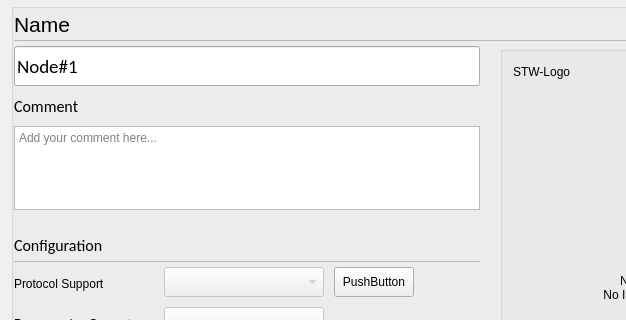
This is opensyde_tool/src/system_definition/node_edit/C_SdNdeNodePropertiesWidget.ui in openSYDE/openSYDE as Qt 5 draws it before an edit; both pictures show x 0 to 626 and y 0 to 320 of the 823 by 836 pixel window. The edited form follows.
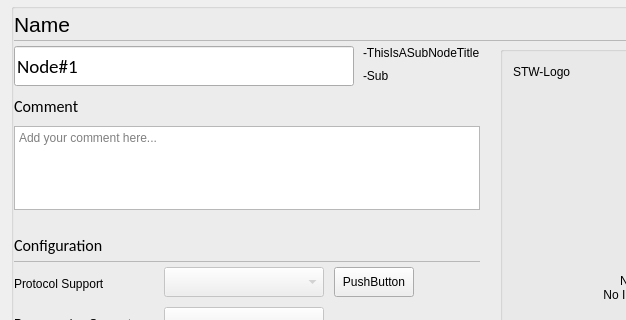
This is the edited form. Custom widgets are drawn as their Qt base class.

Patch:
```diff
--- a/opensyde_tool/src/system_definition/node_edit/C_SdNdeNodePropertiesWidget.ui
+++ b/opensyde_tool/src/system_definition/node_edit/C_SdNdeNodePropertiesWidget.ui
@@ -156,7 +156,7 @@
            <number>0</number>
           </property>
           <item>
-           <layout class="QHBoxLayout" name="horizontalLayout_17" stretch="1">
+           <layout class="QHBoxLayout" name="horizontalLayout_17" stretch="1,0">
             <property name="spacing">
              <number>6</number>
             </property>
@@ -188,6 +188,95 @@
               </property>
              </widget>
             </item>
+            <item>
+             <widget class="QWidget" name="pc_SubNodeInfoWidget" native="true">
+              <property name="minimumSize">
+               <size>
+                <width>100</width>
+                <height>0</height>
+               </size>
+              </property>
+              <layout class="QVBoxLayout" name="verticalLayout_5">
+               <property name="spacing">
+                <number>0</number>
+               </property>
+               <property name="leftMargin">
+                <number>3</number>
+               </property>
+               <property name="topMargin">
+                <number>0</number>
+               </property>
+               <property name="rightMargin">
+                <number>0</number>
+               </property>
+               <property name="bottomMargin">
+                <number>0</number>
+               </property>
+               <item>
+                <widget class="stw_opensyde_gui_elements::C_OgeLabGenericNoPaddingNoMargins" name="pc_LabSubNodeTitle">
+                 <property name="maximumSize">
+                  <size>
+                   <width>16777215</width>
+                   <height>15</height>
+                  </size>
+                 </property>
+                 <property name="text">
+                  <string>-ThisIsASubNodeTitle</string>
+                 </property>
+                </widget>
+               </item>
+               <item>
+                <spacer name="verticalSpacer_3">
+                 <property name="orientation">
+                  <enum>Qt::Vertical</enum>
+                 </property>
+                 <property name="sizeHint" stdset="0">
+                  <size>
+                   <width>6</width>
+                   <height>5</height>
+                  </size>
+                 </property>
+                </spacer>
+               </item>
+               <item>
+                <layout class="QHBoxLayout" name="horizontalLayout_6">
+                 <property name="spacing">
+                  <number>0</number>
+                 </property>
+                 <property name="bottomMargin">
+                  <number>0</number>
+                 </property>
+                 <item>
+                  <widget class="stw_opensyde_gui_elements::C_OgeLabGenericBubble" name="pc_LabSubNodeName">
+                   <property name="minimumSize">
+                    <size>
+                     <width>0</width>
+                     <height>0</height>
+                    </size>
+                   </property>
+                   <property name="text">
+                    <string>-Sub</string>
+                   </property>
+                  </widget>
+                 </item>
+                 <item>
+                  <spacer name="horizontalSpacer">
+                   <property name="orientation">
+                    <enum>Qt::Horizontal</enum>
+                   </property>
+                   <property name="sizeHint" stdset="0">
+                    <size>
+                     <width>0</width>
+                     <height>20</height>
+                    </size>
+                   </property>
+                  </spacer>
+                 </item>
+                </layout>
+               </item>
+              </layout>
+             </widget>
+            </item>
            </layout>
           </item>
           <item>
@@ -1013,28 +1102,32 @@
   </layout>
  </widget>
  <customwidgets>
-  <customwidget>
-   <class>stw_opensyde_gui_elements::C_OgeLabGroupItem</class>
-   <extends>QLabel</extends>
-   <header>C_OgeLabGroupItem.h</header>
-  </customwidget>
   <customwidget>
    <class>stw_opensyde_gui_elements::C_OgeFraSeparator</class>
    <extends>QFrame</extends>
    <header>C_OgeFraSeparator.h</header>
    <container>1</container>
   </customwidget>
+  <customwidget>
+   <class>stw_opensyde_gui_elements::C_OgeTedPropertiesComment</class>
+   <extends>QTextEdit</extends>
+   <header>C_OgeTedPropertiesComment.h</header>
+  </customwidget>
+  <customwidget>
+   <class>stw_opensyde_gui_elements::C_OgeLabGenericNoPaddingNoMargins</class>
+   <extends>QLabel</extends>
+   <header>C_OgeLabGenericNoPaddingNoMargins.h</header>
+  </customwidget>
+  <customwidget>
+   <class>stw_opensyde_gui_elements::C_OgeLabGroupItem</class>
+   <extends>QLabel</extends>
+   <header>C_OgeLabGroupItem.h</header>
+  </customwidget>
   <customwidget>
    <class>stw_opensyde_gui_elements::C_OgeLabHeadingGroupBold</class>
    <extends>QLabel</extends>
    <header>C_OgeLabHeadingGroupBold.h</header>
   </customwidget>
-  <customwidget>
-   <class>stw_opensyde_gui_elements::C_OgeGbxTransparent</class>
-   <extends>QGroupBox</extends>
-   <header>C_OgeGbxTransparent.h</header>
-   <container>1</container>
-  </customwidget>
   <customwidget>
    <class>stw_opensyde_gui_elements::C_OgeCbxText</class>
    <extends>QComboBox</extends>
@@ -1046,16 +1139,22 @@
    <header>C_OgeGbxGrayed.h</header>
    <container>1</container>
   </customwidget>
-  <customwidget>
-   <class>stw_opensyde_gui_elements::C_OgeTedPropertiesComment</class>
-   <extends>QTextEdit</extends>
-   <header>C_OgeTedPropertiesComment.h</header>
-  </customwidget>
   <customwidget>
    <class>stw_opensyde_gui_elements::C_OgeLePropertiesName</class>
    <extends>QLineEdit</extends>
    <header>C_OgeLePropertiesName.h</header>
   </customwidget>
+  <customwidget>
+   <class>stw_opensyde_gui_elements::C_OgeLabGenericBubble</class>
+   <extends>QLabel</extends>
+   <header>C_OgeLabGenericBubble.h</header>
+  </customwidget>
+  <customwidget>
+   <class>stw_opensyde_gui_elements::C_OgeGbxTransparent</class>
+   <extends>QGroupBox</extends>
+   <header>C_OgeGbxTransparent.h</header>
+   <container>1</container>
+  </customwidget>
   <customwidget>
    <class>stw_opensyde_gui_elements::C_OgeLabNodeType</class>
    <extends>QLabel</extends>
```
